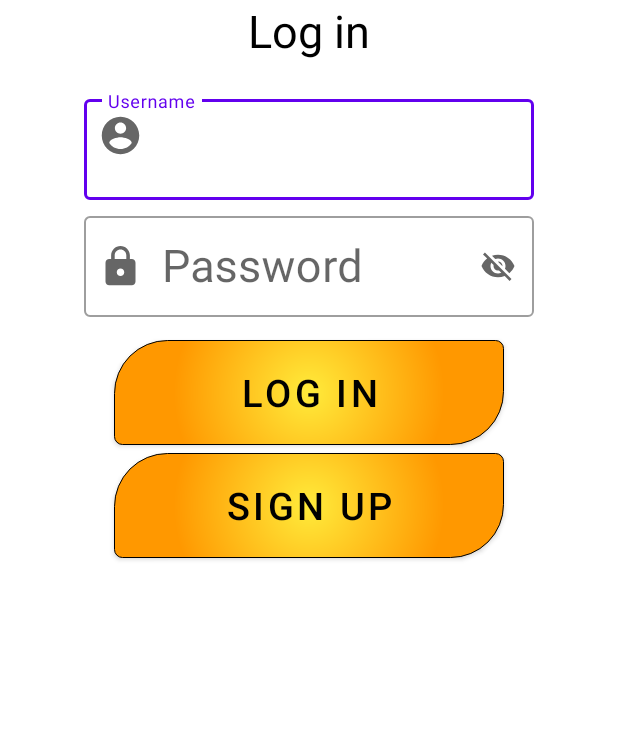
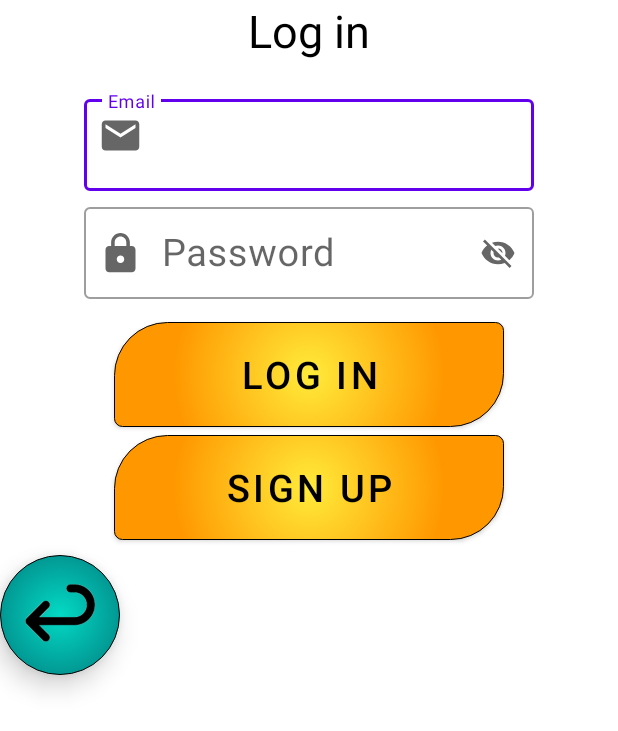
Before and after one commit to IlaiGrin/projectTranslator, an Android app: the screen it shows after launch (LogInActivity), after a tap on "LOG IN", on a phone screen of 412 x 824 dp. Shown: the top 731 px of the screen. Run offline under Robolectric (Android 15) with nearby library versions, the phone set to English and light mode, and no system bars; our stand-ins replace Firebase (no records; nobody signed in at launch, a user with empty details on screens opened directly).

Commit message:
initial log in

```diff
--- a/app/src/main/java/com/example/projecttranslator/LogInActivity.java
+++ b/app/src/main/java/com/example/projecttranslator/LogInActivity.java
@@ -2,13 +2,57 @@ package com.example.projecttranslator;
 
 import androidx.appcompat.app.AppCompatActivity;
 
+import android.content.Intent;
 import android.os.Bundle;
+import android.widget.EditText;
+import android.widget.Toast;
+
+import com.google.firebase.auth.FirebaseAuth;
 
 public class LogInActivity extends AppCompatActivity {
-
+EditText email, password;
+FirebaseAuth firebaseAuth;
     @Override
     protected void onCreate(Bundle savedInstanceState) {
         super.onCreate(savedInstanceState);
         setContentView(R.layout.activity_login);
+
+        firebaseAuth = FirebaseAuth.getInstance();
+        password = findViewById(R.id.password_edit_txt);
+        email = findViewById(R.id.email_edit_txt);
+
+        findViewById(R.id.log_in_btn).setOnClickListener(view -> {
+            if(!isDetailsEmpty()){
+                firebaseAuth.signInWithEmailAndPassword(email.getText().toString(), password.getText().toString())
+                    .addOnFailureListener(e -> Toast.makeText(this, e.getMessage()+"", Toast.LENGTH_LONG).show())
+                    .addOnSuccessListener(authResult -> startActivity(new Intent(this, MainActivity.class)));
+            }
+        });
+
+        findViewById(R.id.sign_up_btn).setOnClickListener(view -> {
+            if(!isDetailsEmpty()){
+                firebaseAuth.createUserWithEmailAndPassword(email.getText().toString(), password.getText().toString())
+                    .addOnSuccessListener(authResult -> Toast.makeText(this, "user was created", Toast.LENGTH_SHORT).show())
+                    .addOnFailureListener(e -> Toast.makeText(this, e.getMessage()+"", Toast.LENGTH_LONG).show());
+            }
+        });
+
+        findViewById(R.id.backward_img).setOnClickListener(view -> startActivity(new Intent(this, MainActivity.class)));
+    }
+    private boolean isDetailsEmpty(){
+        if(email.getText().toString().equals("")){
+            email.setError("Required");
+            email.requestFocus();
+            return true;
+        } else if(!email.getText().toString().contains("@gmail.com")){
+            email.setError("Incorrect format");
+            email.requestFocus();
+            return true;
+        } else if(password.getText().toString().equals("")){
+            password.setError("Required");
+            password.requestFocus();
+            return true;
+        }
+        return false;
     }
 }
--- a/app/src/main/java/com/example/projecttranslator/MainActivity.java
+++ b/app/src/main/java/com/example/projecttranslator/MainActivity.java
@@ -8,11 +8,17 @@ import android.os.Bundle;
 import android.view.WindowManager;
 import android.widget.Button;
 import android.widget.ImageView;
+import android.widget.TextView;
+
+import com.google.firebase.auth.FirebaseAuth;
+import com.google.firebase.auth.FirebaseUser;
 
 public class MainActivity extends AppCompatActivity {
 Dialog logInDialog;
 ImageView plusBtn;
 Button logInBtn;
+FirebaseAuth firebaseAuth;
+FirebaseUser user;
 
     @Override
     protected void onCreate(Bundle savedInstanceState) {
@@ -20,10 +26,23 @@ Button logInBtn;
         this.getWindow().setFlags(WindowManager.LayoutParams.FLAG_FULLSCREEN, WindowManager.LayoutParams.FLAG_FULLSCREEN);
         setContentView(R.layout.activity_main);
 
+        logInBtn = findViewById(R.id.log_in_btn);
+        firebaseAuth = FirebaseAuth.getInstance();
+        user = firebaseAuth.getCurrentUser();
+
+        if(user != null)
+            logInBtn.setText("Log out");
+
         findViewById(R.id.plus_btn).setOnClickListener(view -> startActivity(new Intent(this, AddWordActivity.class)));
 
-        logInBtn = findViewById(R.id.log_in_btn);
-        logInBtn.setOnClickListener(view -> startActivity(new Intent(this, LogInActivity.class)));
+        logInBtn.setOnClickListener(view -> {
+            if(user != null) {
+                firebaseAuth.signOut();
+                user = null;
+                logInBtn.setText("Log in");
+            } else
+                startActivity(new Intent(this, LogInActivity.class));
+        });
     }
 
     /*private void signInDialog(){
--- /dev/null
+++ b/app/src/main/res/drawable/ic_email.xml
@@ -0,0 +1,5 @@
+<vector android:height="30dp" android:tint="?attr/colorControlNormal"
+    android:viewportHeight="24" android:viewportWidth="24"
+    android:width="30dp" xmlns:android="http://schemas.android.com/apk/res/android">
+    <path android:fillColor="@android:color/white" android:pathData="M20,4L4,4c-1.1,0 -1.99,0.9 -1.99,2L2,18c0,1.1 0.9,2 2,2h16c1.1,0 2,-0.9 2,-2L22,6c0,-1.1 -0.9,-2 -2,-2zM20,8l-8,5 -8,-5L4,6l8,5 8,-5v2z"/>
+</vector>
--- a/app/src/main/res/layout/activity_login.xml
+++ b/app/src/main/res/layout/activity_login.xml
@@ -15,7 +15,7 @@
         android:textColor="@color/black"
         android:gravity="center"/>
 
-    <com.google.android.material.textfield.TextInputLayout
+    <!--<com.google.android.material.textfield.TextInputLayout
         android:id="@+id/username_edit_txt_layout"
         android:layout_marginTop="20dp"
         android:layout_width="wrap_content"
@@ -33,6 +33,27 @@
             android:inputType="text"
             android:layout_gravity="center"
             android:textSize="30dp" />
+
+    </com.google.android.material.textfield.TextInputLayout>-->
+
+    <com.google.android.material.textfield.TextInputLayout
+        android:id="@+id/email_edit_txt_layout"
+        android:layout_marginTop="20dp"
+        android:layout_width="wrap_content"
+        android:layout_height="wrap_content"
+        android:layout_gravity="center"
+        android:hint="Email"
+        style="@style/Widget.MaterialComponents.TextInputLayout.OutlinedBox.Dense"
+        app:startIconDrawable="@drawable/ic_email">
+
+        <EditText
+            android:id="@+id/email_edit_txt"
+            android:layout_width="300dp"
+            android:layout_height="wrap_content"
+            android:elegantTextHeight="true"
+            android:inputType="text"
+            android:layout_gravity="center"
+            android:textSize="25dp" />
 
     </com.google.android.material.textfield.TextInputLayout>
 
@@ -53,7 +74,7 @@
             android:elegantTextHeight="true"
             android:inputType="text"
             android:layout_gravity="center"
-            android:textSize="30dp" />
+            android:textSize="25dp" />
 
     </com.google.android.material.textfield.TextInputLayout>
 
@@ -83,4 +104,14 @@
         android:layout_marginTop="5dp"
         />
 
+    <ImageView
+        android:id="@+id/backward_img"
+        android:layout_width="80dp"
+        android:layout_height="80dp"
+        android:background="@drawable/blue_btn"
+        android:src="@drawable/backward_arrow"
+        android:layout_gravity="bottom"
+        android:elevation="10dp"
+        android:layout_marginTop="10dp"/>
+
 </LinearLayout>
--- a/app/src/main/res/layout/activity_main.xml
+++ b/app/src/main/res/layout/activity_main.xml
@@ -8,6 +8,7 @@
     android:orientation="vertical">
 
     <TextView
+        android:id="@+id/title"
         android:layout_width="wrap_content"
         android:layout_height="wrap_content"
         android:layout_gravity="center"
```
Also changed, not shown: app/src/main/java/com/example/projecttranslator/AddWordActivity.java (+4 -3 lines), app/src/main/res/layout/activity_add_word.xml (+6 -5 lines).
